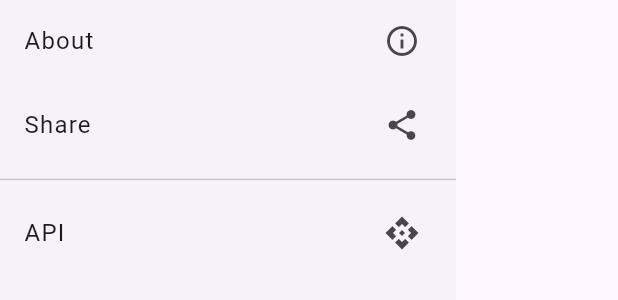
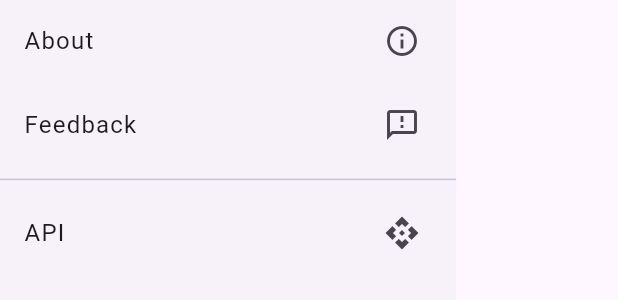
Before and after one commit to stp2003/Shreemad-Bhagwat-Geeta, a Flutter app: the CustomDrawer widget shown alone on an empty page, opened directly, on a phone screen of 412 x 824 dp. Shown: the part 846-1146 px from the top of the screen. Run offline on Flutter 3.47's test engine with Material 3 defaults, Android fonts, the phone set to English and light mode, and no system bars; drawn by our look-alikes of animated_text_kit; our stand-ins replace adaptive_theme, flutter_svg, google_fonts, hive, lottie; accounts and stored records are empty; network calls fail; Roboto replaces fonts that are missing (Hind); statements that could not run were skipped.

Commit message:
ui fixes

```diff
--- a/lib/widgets/custom_drawer.dart
+++ b/lib/widgets/custom_drawer.dart
@@ -84,9 +84,9 @@ class CustomDrawer extends StatelessWidget {
               },
             ),
             ListTile(
-              trailing: const Icon(Icons.share),
+              trailing: const Icon(Icons.feedback_outlined),
               title: const Text(
-                'Share',
+                'Feedback',
                 style: TextStyle(
                   letterSpacing: 0.8,
                 ),
```
